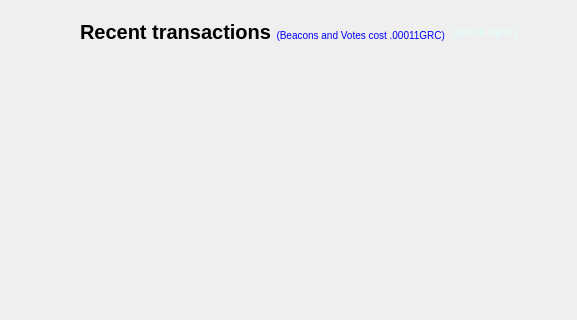
Old version of the form src/qt/forms/overviewpage.ui in the repository gridcoin-community/Gridcoin-Research; both pictures show x 371 to 948 and y 0 to 320 of the 948 by 520 pixel window.
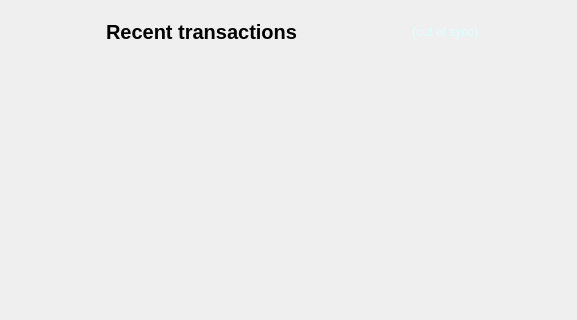
New version of the form. Icons and pictures are not drawn.

Commit message: Remove the beacon/voting cost from the overviewpage

Diff of the .ui file:
```diff
--- a/src/qt/forms/overviewpage.ui
+++ b/src/qt/forms/overviewpage.ui
@@ -41,7 +41,7 @@
      <item>
       <layout class="QVBoxLayout" name="verticalLayout_2">
        <property name="spacing">
-        <number>-1</number>
+        <number>6</number>
        </property>
        <item>
         <widget class="QFrame" name="frame">
@@ -377,7 +377,7 @@
      <item>
       <layout class="QVBoxLayout" name="verticalLayout_3">
        <property name="spacing">
-        <number>-1</number>
+        <number>6</number>
        </property>
        <item>
         <widget class="QFrame" name="frame_2">
@@ -414,7 +414,7 @@
                </size>
               </property>
               <property name="text">
-               <string>&lt;html&gt;&lt;head/&gt;&lt;body&gt;&lt;p&gt;&lt;span style=&quot; font-size:20px; font-weight:600; color:#000000;&quot;&gt;Recent transactions&lt;/span&gt;&lt;small&gt;&lt;span&gt;&lt;font color=blue&gt;&amp;nbsp;&amp;nbsp;(Beacons and Votes cost .00011GRC)&lt;/span&gt;&lt;/font&gt;&lt;/p&gt;&lt;/body&gt;&lt;/html&gt;</string>
+               <string>&lt;html&gt;&lt;head/&gt;&lt;body&gt;&lt;p&gt;&lt;span style=&quot; font-size:20px; font-weight:600; color:#000000;&quot;&gt;Recent transactions&lt;/span&gt;&lt;/p&gt;&lt;/body&gt;&lt;/html&gt;</string>
               </property>
              </widget>
             </item>
```
